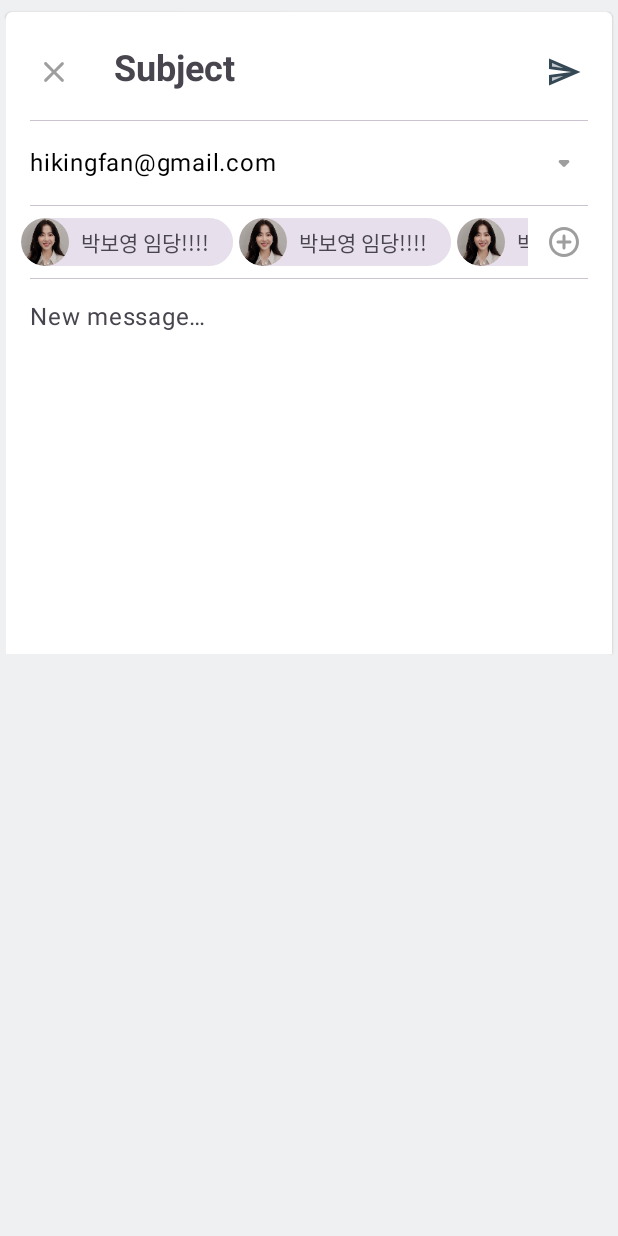
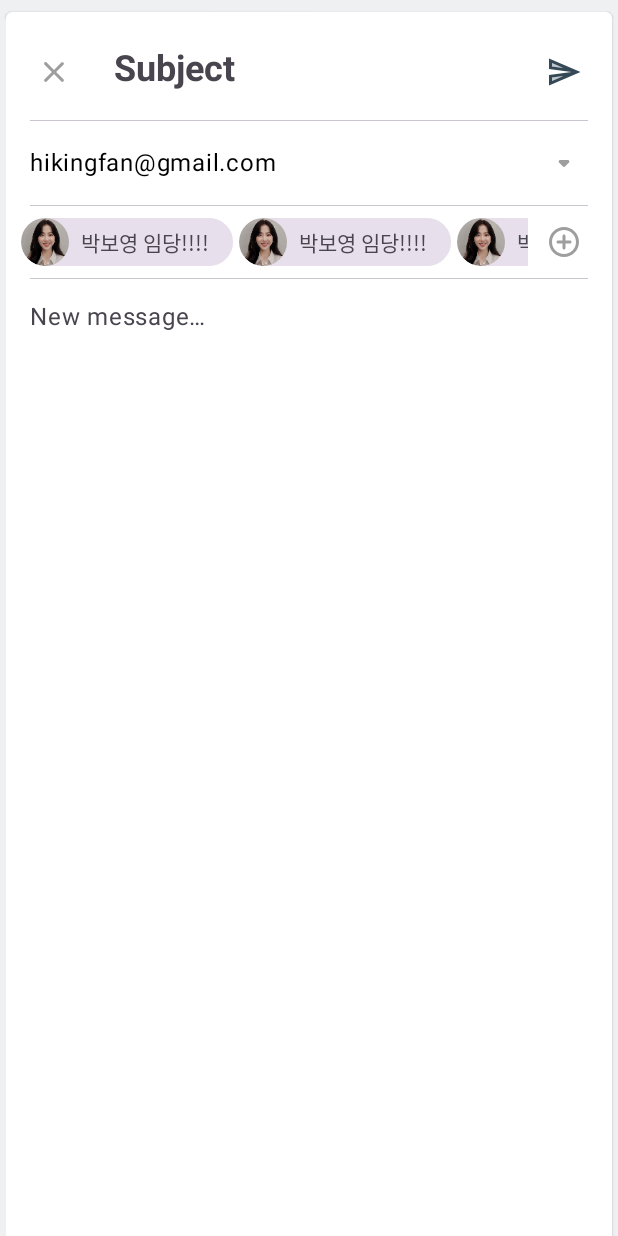
Before and after one commit to Dynast86/Reply_Compose, an Android app built with Jetpack Compose: the Compose screen opened through its navigation route, on a phone screen of 412 x 824 dp. Run offline under Robolectric (Android 15) with nearby library versions, the phone set to English and light mode, and no system bars.

Commit message:
Email폼 추가

```diff
--- /dev/null
+++ b/app/src/main/java/com/dynast/replycompose/ui/components/EmailFormWidget.kt
@@ -0,0 +1,36 @@
+package com.dynast.replycompose.ui.components
+
+import androidx.compose.foundation.layout.Column
+import androidx.compose.foundation.layout.fillMaxSize
+import androidx.compose.foundation.layout.padding
+import androidx.compose.foundation.rememberScrollState
+import androidx.compose.foundation.shape.RoundedCornerShape
+import androidx.compose.foundation.verticalScroll
+import androidx.compose.material.Card
+import androidx.compose.material3.MaterialTheme
+import androidx.compose.runtime.Composable
+import androidx.compose.ui.Modifier
+import androidx.compose.ui.unit.dp
+
+@Composable
+fun EmailFormWidget(
+    modifier: Modifier = Modifier,
+    content: @Composable () -> Unit
+) {
+    Column(
+        modifier = modifier
+            .fillMaxSize()
+            .verticalScroll(state = rememberScrollState())
+            .padding(start = 4.dp, end = 4.dp, top = 8.dp)
+    ) {
+        Card(
+            modifier = Modifier
+                .fillMaxSize()
+                .weight(1f),
+            shape = RoundedCornerShape(topStart = 4.dp, topEnd = 4.dp),
+            backgroundColor = MaterialTheme.colorScheme.surface
+        ) {
+            content()
+        }
+    }
+}
--- a/app/src/main/java/com/dynast/replycompose/ui/compose/ComposeContent.kt
+++ b/app/src/main/java/com/dynast/replycompose/ui/compose/ComposeContent.kt
@@ -2,19 +2,14 @@ package com.dynast.replycompose.ui.compose
 
 import android.content.res.Configuration
 import androidx.compose.foundation.layout.Column
-import androidx.compose.foundation.layout.fillMaxSize
 import androidx.compose.foundation.layout.padding
-import androidx.compose.foundation.rememberScrollState
-import androidx.compose.foundation.shape.RoundedCornerShape
-import androidx.compose.foundation.verticalScroll
-import androidx.compose.material.Card
 import androidx.compose.material3.Divider
-import androidx.compose.material3.MaterialTheme
 import androidx.compose.runtime.Composable
 import androidx.compose.ui.Modifier
 import androidx.compose.ui.tooling.preview.Preview
 import androidx.compose.ui.unit.Dp
 import androidx.compose.ui.unit.dp
+import com.dynast.replycompose.ui.components.EmailFormWidget
 import com.dynast.replycompose.ui.nav.NavItem
 import com.dynast.replycompose.ui.theme.ReplyComposeTheme
 
@@ -23,20 +18,8 @@ fun ComposeContent(
     modifier: Modifier = Modifier,
     onBackPressed: () -> Unit
 ) {
-    Column(
-        modifier = modifier
-            .fillMaxSize()
-            .verticalScroll(state = rememberScrollState())
-            .padding(start = 4.dp, end = 4.dp, top = 8.dp)
-    ) {
-        Card(
-            modifier = Modifier.fillMaxSize()
-//                .weight(1f) // 요건 고민을!!!!
-            ,
-            shape = RoundedCornerShape(topStart = 4.dp, topEnd = 4.dp),
-            backgroundColor = MaterialTheme.colorScheme.surface
-        ) {
-            Column(modifier = Modifier.padding(top = 16.dp)) {
+    EmailFormWidget {
+        Column(modifier = modifier.padding(top = 16.dp)) {
             SubjectWidget { item ->
                 if (item == NavItem.Close) onBackPressed()
             }
@@ -46,7 +29,6 @@ fun ComposeContent(
             RecipientWidget()
             Divider(modifier = Modifier.padding(horizontal = 16.dp), thickness = Dp.Hairline)
             MessageFieldWidget()
-            }
         }
     }
 }
--- a/app/src/main/java/com/dynast/replycompose/ui/nav/NavGraph.kt
+++ b/app/src/main/java/com/dynast/replycompose/ui/nav/NavGraph.kt
@@ -28,7 +28,7 @@ fun NavGraph(
             ComposeContent { navController.navigation(NavItem.Home) }
         }
         composable(NavItem.Email.route) {
-            EmailContent()
+            EmailContent { navController.navigation(NavItem.Home) }
         }
     }
 }
```
Also changed, not shown: app/src/main/java/com/dynast/replycompose/ui/email/EmailContent.kt (+34 -1 lines). Lines whose indentation alone changed are shown as unchanged.
